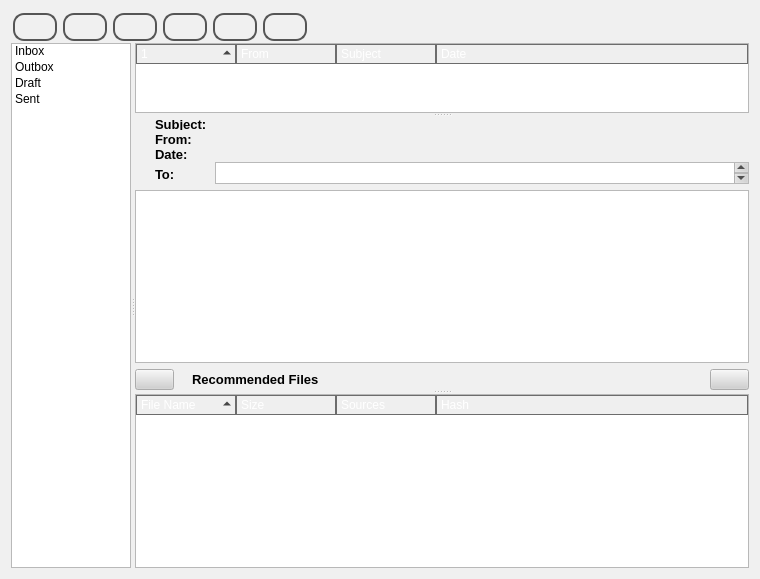
Before: the Qt Designer form retroshare-gui/src/gui/MessagesDialog.ui in RetroShare/RetroShare, drawn with Qt 5.
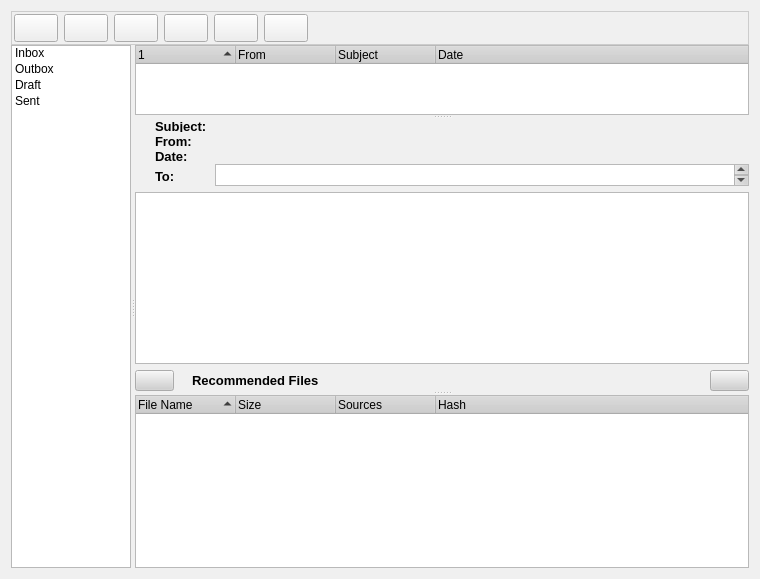
After: the same form once the commit is applied. Icons and pictures are not drawn.

Commit message: use now same stylesheet for Messages too

Patch:
```diff
--- a/retroshare-gui/src/gui/MessagesDialog.ui
+++ b/retroshare-gui/src/gui/MessagesDialog.ui
@@ -512,34 +512,11 @@
    <item row="0" column="0">
     <widget class="QFrame" name="frame">
      <property name="styleSheet">
-      <string notr="true">#frame {
-border: none;
-background: qlineargradient(x1: 0, y1: 0, x2: 0, y2: 1,
-stop: 0 #a6a6a6, stop: 0.08 #7f7f7f,
-stop: 0.39999 #717171, stop: 0.4 #626262,
-stop: 0.9 #4c4c4c, stop: 1 #333333);
-}
+      <string notr="true">QFrame#frame{ 
+background-color: qlineargradient(x1:0, y1:0, x2:0, y2:1,
+stop:0 #FEFEFE, stop:1 #E8E8E8);
 
-#frame QPushButton {
-color: #333;
-border: 2px solid #555;
-border-radius: 11px;
-padding: 5px;
-background: qradialgradient(cx: 0.3, cy: -0.4,
-fx: 0.3, fy: -0.4,
-radius: 1.35, stop: 0 #fff, stop: 1 #888);
-min-width:30px;
-}
-#frame QPushButton:hover {
-background: qradialgradient(cx: 0.3, cy: -0.4,
-fx: 0.3, fy: -0.4,
-radius: 1.35, stop: 0 #fff, stop: 1 #bbb);
-}
-#frame QPushButton:pressed {
-background: qradialgradient(cx: 0.4, cy: -0.1,
-fx: 0.4, fy: -0.1,
-radius: 1.35, stop: 0 #fff, stop: 1 #ddd);
-}</string>
+border: 1px solid #CCCCCC;}</string>
      </property>
      <property name="frameShape">
       <enum>QFrame::StyledPanel</enum>
@@ -863,15 +840,7 @@
         <enum>Qt::CustomContextMenu</enum>
        </property>
        <property name="styleSheet">
-        <string notr="true">QHeaderView::section {
-	background: qlineargradient(x1: 0, y1: 0, x2: 0, y2: 1,
-	stop: 0 #a6a6a6, stop: 0.08 #7f7f7f,
-	stop: 0.39999 #717171, stop: 0.4 #626262,
-	stop: 0.9 #4c4c4c, stop: 1 #333333);
-     color: white;
-     padding-left: 4px;
-     border: 1px solid #6c6c6c;
- }</string>
+        <string notr="true"/>
        </property>
        <property name="indentation">
         <number>16</number>
@@ -1278,15 +1247,7 @@
         <enum>Qt::CustomContextMenu</enum>
        </property>
        <property name="styleSheet">
-        <string notr="true">QHeaderView::section {
-	background: qlineargradient(x1: 0, y1: 0, x2: 0, y2: 1,
-	stop: 0 #a6a6a6, stop: 0.08 #7f7f7f,
-	stop: 0.39999 #717171, stop: 0.4 #626262,
-	stop: 0.9 #4c4c4c, stop: 1 #333333);
-     color: white;
-     padding-left: 4px;
-     border: 1px solid #6c6c6c;
- }</string>
+        <string notr="true"/>
        </property>
        <property name="sortingEnabled">
         <bool>true</bool>
```
Left out of the diff: 12 changed lines with no effect on the pictures.
